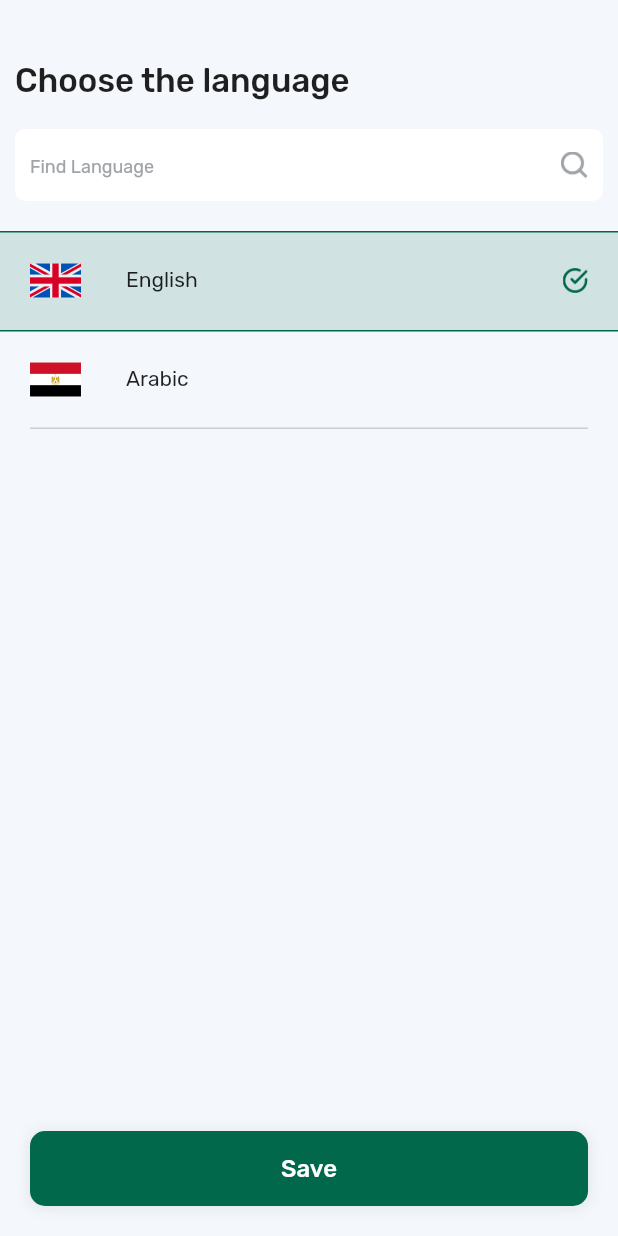
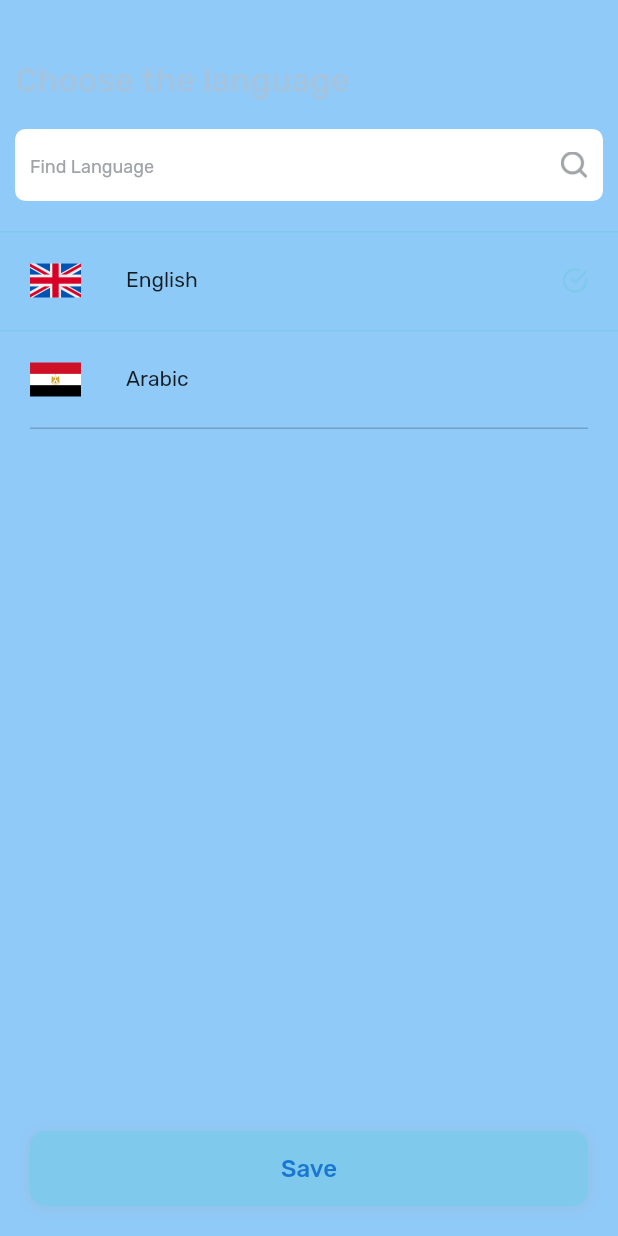
Before and after one commit to ahmedmuawad/ZamZam-Delivery-App, a Flutter app: the ChooseLanguageScreen screen opened directly, on a phone screen of 412 x 824 dp. Run offline on Flutter 3.47's test engine with Material 2 defaults, Android fonts, the phone set to English and light mode, and no system bars; our stand-ins replace dio, firebase_core, firebase_messaging, flutter_local_notifications, flutter_widget_from_html_core, geocoding and 5 more; accounts and stored records are empty; network calls fail.

Commit message:
Logo and colors commit

```diff
--- a/lib/theme/dark_theme.dart
+++ b/lib/theme/dark_theme.dart
@@ -5,22 +5,12 @@ import 'package:grocery_delivery_boy/utill/dimensions.dart';
 ThemeData dark = ThemeData(
   fontFamily: 'Rubik',
 
+  primaryColor: Color(0xFF82CAB6),
   brightness: Brightness.dark,
-  scaffoldBackgroundColor: Color(0xFF161C24),
-  hintColor: Colors.white,
-  canvasColor: Color(0xFFF9FAFA),
-  primaryColorLight: ColorResources.COLOR_WHITE,
-
-
-  shadowColor: Color(0xfff7f7f7),
-  backgroundColor: Color(0xFF121212), // for background color
-  cardColor: Color(0xFF1E1E1E), // for surface color
-  primaryColor: Color(0xFF82CAB6), // for primary color
-  highlightColor: Color(0xFFFFFFFF), // for on background text
-  focusColor: Color(0xFF8D8D8D),  // for On Surface text color
-  dividerColor: Color(0xFF2A2A2A), // for Any line
-  errorColor: Color(0xFFCF6679),  // for error color
-  primaryColorDark: Color(0xFF000000),  // for on primary color
+  scaffoldBackgroundColor: Color(0xFF2C2C2C),
+  cardColor: Color(0xFF121212),
+  hintColor: Color(0xFFE7F6F8),
+  focusColor: Color(0xFFADC4C8), // for on primary color
 
 
   textTheme: TextTheme(
--- a/lib/theme/light_theme.dart
+++ b/lib/theme/light_theme.dart
@@ -4,21 +4,11 @@ import 'package:grocery_delivery_boy/utill/dimensions.dart';
 
 ThemeData light = ThemeData(
   fontFamily: 'Rubik',
+  primaryColor: Color(0xFF7FC9EC),
   brightness: Brightness.light,
-  scaffoldBackgroundColor: ColorResources.COLOR_PRIMARY,
-  hintColor: Colors.grey,
-  primaryColorLight: ColorResources.COLOR_PRIMARY,
-  canvasColor: ColorResources.COLOR_PRIMARY,
-
-  shadowColor: Color(0xfffcf9f4),
-  backgroundColor: Color(0xffF4F7FC), // for background color
-  cardColor: Color(0xFFFFFFFF), // for surface color
-  primaryColor: Color(0xFF01684B), // for primary color
-  highlightColor: Color(0xFF1F1F1F), // for on background text
-  focusColor: Color(0xFF1F1F1F),  // for On Surface text color
-  dividerColor: Color(0xFF2A2A2A), // for Any line
-  errorColor: Color(0xFFFC6A57),  // for error color
-  primaryColorDark: Color(0xFFFFFFFF),  // for on primary color
+  cardColor: Colors.white,
+  focusColor: Color(0xFFADC4C8),
+  hintColor: Color(0xFF52575C),  // for on primary color
 
   textTheme: TextTheme(
     button: TextStyle(color: Colors.white),
--- a/lib/utill/app_constants.dart
+++ b/lib/utill/app_constants.dart
@@ -2,7 +2,7 @@ import 'package:grocery_delivery_boy/data/model/response/language_model.dart';
 import 'package:grocery_delivery_boy/utill/images.dart';
 
 class AppConstants {
-  static const String APP_NAME = 'Rozaila Delivery';
+  static const String APP_NAME = 'ZamZam Delivery';
 
   static const String BASE_URL = 'https://rozalia.store/app';
   static const String PROFILE_URI = '/api/v1/delivery-man/profile?token=';
--- a/lib/utill/images.dart
+++ b/lib/utill/images.dart
@@ -5,6 +5,7 @@ class Images {
   static const String location = 'assets/icon/location.png';
 
   // for Image
+  static const String app_logo = 'assets/image/zamzam_logo.png';
   static const String arabic = 'assets/image/arabic.png';
   static const String united_kindom = 'assets/image/united_kindom.png';
   static const String done = 'assets/icon/done.png';
--- a/lib/view/screens/auth/login_screen.dart
+++ b/lib/view/screens/auth/login_screen.dart
@@ -58,7 +58,7 @@ class _LoginScreenState extends State<LoginScreen> {
                 Padding(
                   padding: EdgeInsets.all(15.0),
                   child: Image.asset(
-                    Images.logo,
+                    Images.app_logo,
                     height: MediaQuery.of(context).size.height / 4.5,
                     fit: BoxFit.scaleDown,
                     matchTextDirection: true,
--- a/lib/view/screens/splash/splash_screen.dart
+++ b/lib/view/screens/splash/splash_screen.dart
@@ -49,7 +49,7 @@ class _SplashScreenState extends State<SplashScreen> {
         child: Column(
           mainAxisSize: MainAxisSize.min,
           children: [
-            ClipRRect(borderRadius: BorderRadius.circular(10), child: Image.asset(Images.logo, width: 150)),
+            ClipRRect(borderRadius: BorderRadius.circular(10), child: Image.asset(Images.app_logo, width: 150)),
             SizedBox(height: 20),
             Text(AppConstants.APP_NAME, style: rubikBold.copyWith(fontSize: 30, color: Theme.of(context).primaryColor), textAlign: TextAlign.center),
           ],
```
Also changed, not shown: assets/image/zamzam_logo.png (added), pubspec.lock, 13 other files.
